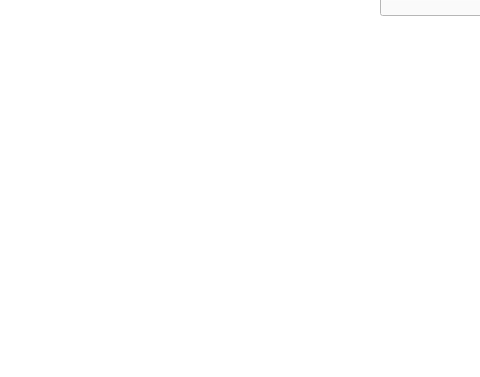
First picture: the form in mainwindow.ui, repository soumaya-nheri/Smart-Restaurant-2A25, before the edit; both pictures show x 0 to 480 and y 282 to 659 of the 1111 by 659 pixel window.
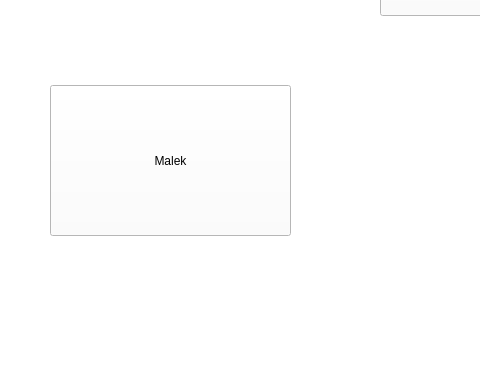
Second picture: the form after the edit.

Patch:
```diff
--- a/mainwindow.ui
+++ b/mainwindow.ui
@@ -62,6 +62,19 @@
      <string>yosr</string>
     </property>
    </widget>
+   <widget class="QPushButton" name="Gestion_event">
+    <property name="geometry">
+     <rect>
+      <x>50</x>
+      <y>350</y>
+      <width>241</width>
+      <height>151</height>
+     </rect>
+    </property>
+    <property name="text">
+     <string>Malek</string>
+    </property>
+   </widget>
   </widget>
   <widget class="QMenuBar" name="menuBar">
    <property name="geometry">
```
Left out of the diff: 2 changed lines with no effect on the pictures.
